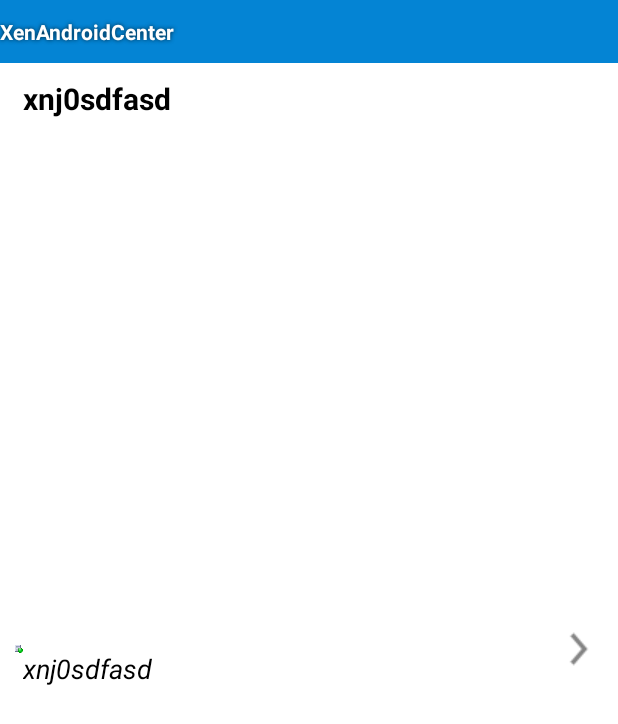
After one commit to hcp-nanjing/XenAndroidCenter, an Android app: the layout host_list_item_view.xml on its own in the app's theme, with its tools: preview values and no code run, on a phone screen of 412 x 824 dp. The commit adds this screen. Shown: the top 724 px of the screen. Run offline under Robolectric (Android 15) with nearby library versions, the phone set to English and light mode, and no system bars.

Commit message:
Add HostsListViewActivity Signed-off-by: Zheng Chai <zheng.chai@citrix.com>

```diff
--- /dev/null
+++ b/app/src/main/res/layout/host_list_item_view.xml
@@ -0,0 +1,62 @@
+<?xml version="1.0" encoding="utf-8"?>
+<RelativeLayout  xmlns:android="http://schemas.android.com/apk/res/android"
+    android:orientation="horizontal" android:layout_width="match_parent"
+    android:paddingTop="10dp"
+    android:paddingBottom="10dp"
+    android:background="#ffffff"
+    android:layout_height="match_parent">
+
+    <ImageView
+        android:id="@+id/left_icon"
+        android:layout_width="wrap_content"
+        android:layout_height="wrap_content"
+        android:layout_alignParentLeft="true"
+        android:paddingLeft="10dp"
+        android:layout_centerVertical="true"
+        android:src="@drawable/host" />
+
+    <ImageView
+        android:id="@+id/right_arrow"
+        android:layout_width="wrap_content"
+        android:layout_height="wrap_content"
+        android:paddingRight="10dp"
+        android:layout_alignParentRight="true"
+        android:layout_centerVertical="true"
+        android:src="@drawable/right" />
+
+    <LinearLayout
+        android:orientation="vertical"
+        android:layout_width="match_parent"
+        android:layout_height="match_parent"
+        android:clickable="false"
+        android:layout_toLeftOf="@id/right_arrow"
+        android:layout_toRightOf="@id/left_icon"
+        android:textColor="#000000"
+        android:textSize="20sp"
+        android:layout_centerVertical="true"
+        android:textAlignment="center">
+
+        <TextView
+            android:id="@+id/host_name"
+            android:layout_width="fill_parent"
+            android:layout_height="fill_parent"
+            android:text="xnj0sdfasd"
+            android:textColor="#000000"
+            android:textSize="20sp"
+            android:layout_weight="1"
+            android:textAlignment="viewStart"
+            android:textStyle="bold"/>
+
+        <TextView
+            android:id="@+id/host_description"
+            android:layout_width="fill_parent"
+            android:layout_height="fill_parent"
+            android:text="xnj0sdfasd"
+            android:textColor="#000000"
+            android:textSize="18sp"
+            android:layout_weight="1"
+            android:textAlignment="viewStart"
+            android:textStyle="italic"/>
+    </LinearLayout>
+
+</RelativeLayout>
```
Also changed, not shown: app/src/main/java/com/xen/xenandroidcenter/HostsListMainActivity.java (+30 -41 lines), app/src/main/java/com/xen/xenandroidcenter/PoolItem.java (+9 -0 lines), app/src/main/java/com/xen/xenandroidcenter/PoolListMainActivity.java (+7 -13 lines), app/src/main/java/com/xen/xenandroidcenter/XenAndroidApplication.java (+7 -3 lines).
